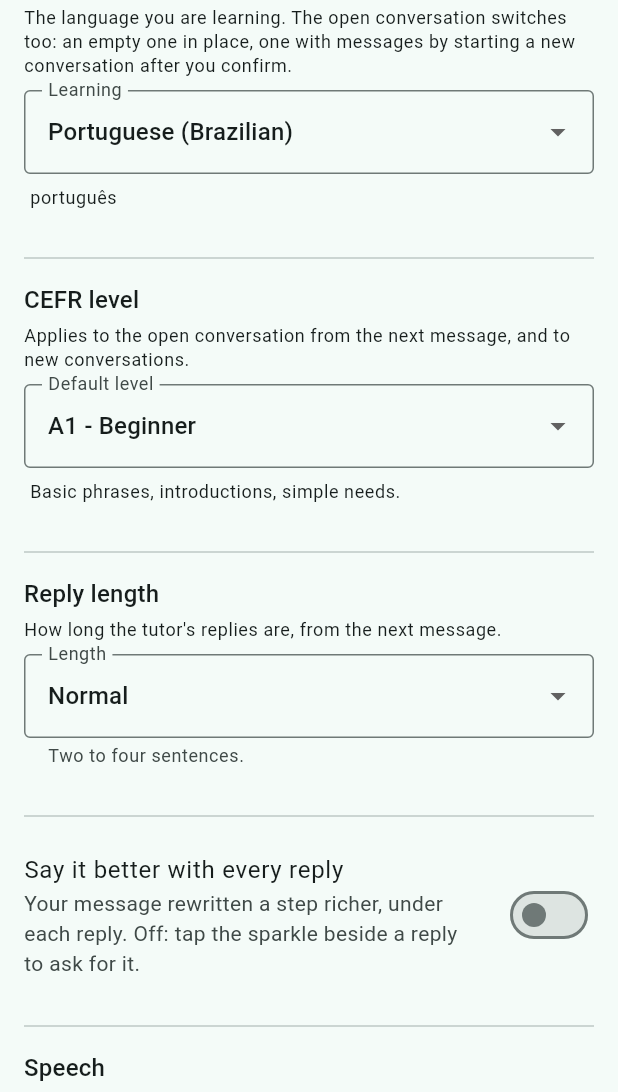
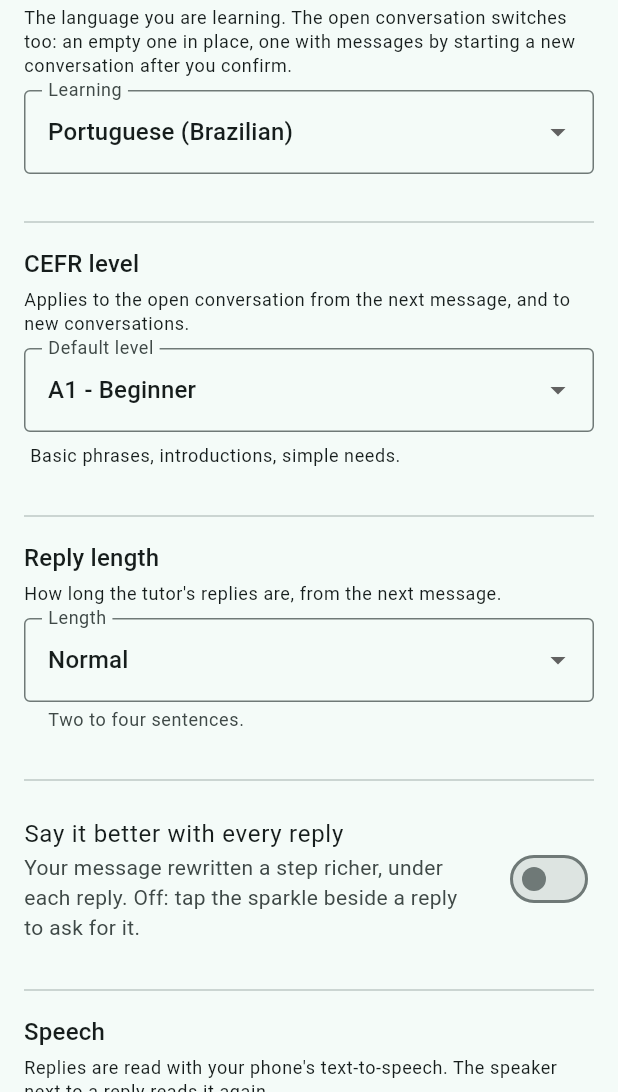
Before and after one commit to Pitrified/fala-language-tutor, a Flutter app: the LanguageSettingsScreen screen opened by its route, on a phone screen of 412 x 824 dp, the part 144-1236 px from its top. Run offline on Flutter 3.47's test engine with Material 3 defaults, Android fonts, the phone set to English and light mode, and no system bars; our stand-ins replace flutter_riverpod, flutter_secure_storage, flutter_tts, freezed_annotation, go_router, hive and 1 more; missing offline and left inert: openai_dart; accounts and stored records are empty; generated files the repository leaves out were written again.

Commit message:
feat(15): setup from Diagnostics, no Set it later, one language name
Diagnostics can open the first-run setup again. The model page has no
way on without a key, and the language dropdown loses the line that
repeated the language's name.

Co-Authored-By: Claude Opus 5.5 <noreply@anthropic.com>
Claude-Session: https://claude.ai/code/session_017SavMvSBp2orTpJANzV16y

```diff
--- a/lib/screens/settings/language_settings_screen.dart
+++ b/lib/screens/settings/language_settings_screen.dart
@@ -112,18 +112,14 @@ class ReplySettings extends StatelessWidget {
   }
 }
 
-/// Default target language. Built like [_CefrDropdown], with the language's own
-/// name under the dropdown so the user recognises it.
+/// Default target language, which also switches the open conversation.
 class _LanguageDropdown extends ConsumerWidget {
   const _LanguageDropdown();
 
   @override
   Widget build(BuildContext context, WidgetRef ref) {
     final current = ref.watch(defaultTargetLanguageProvider);
-    return Column(
-      crossAxisAlignment: CrossAxisAlignment.start,
-      children: [
-        DropdownButtonFormField<TargetLanguage>(
+    return DropdownButtonFormField<TargetLanguage>(
       initialValue: current,
       decoration: const InputDecoration(
         border: OutlineInputBorder(),
@@ -145,15 +141,6 @@ class _LanguageDropdown extends ConsumerWidget {
           picked: language,
         );
       },
-        ),
-        Padding(
-          padding: const EdgeInsets.fromLTRB(4, 8, 4, 0),
-          child: Text(
-            current.endonym,
-            style: Theme.of(context).textTheme.bodySmall,
-          ),
-        ),
-      ],
     );
   }
 }
```
Also changed, not shown: lib/screens/onboarding/onboarding_screen.dart (+4 -10 lines), lib/screens/settings/diagnostics_screen.dart (+10 -1 lines), 7 other files. Lines whose indentation alone changed are shown as unchanged.
